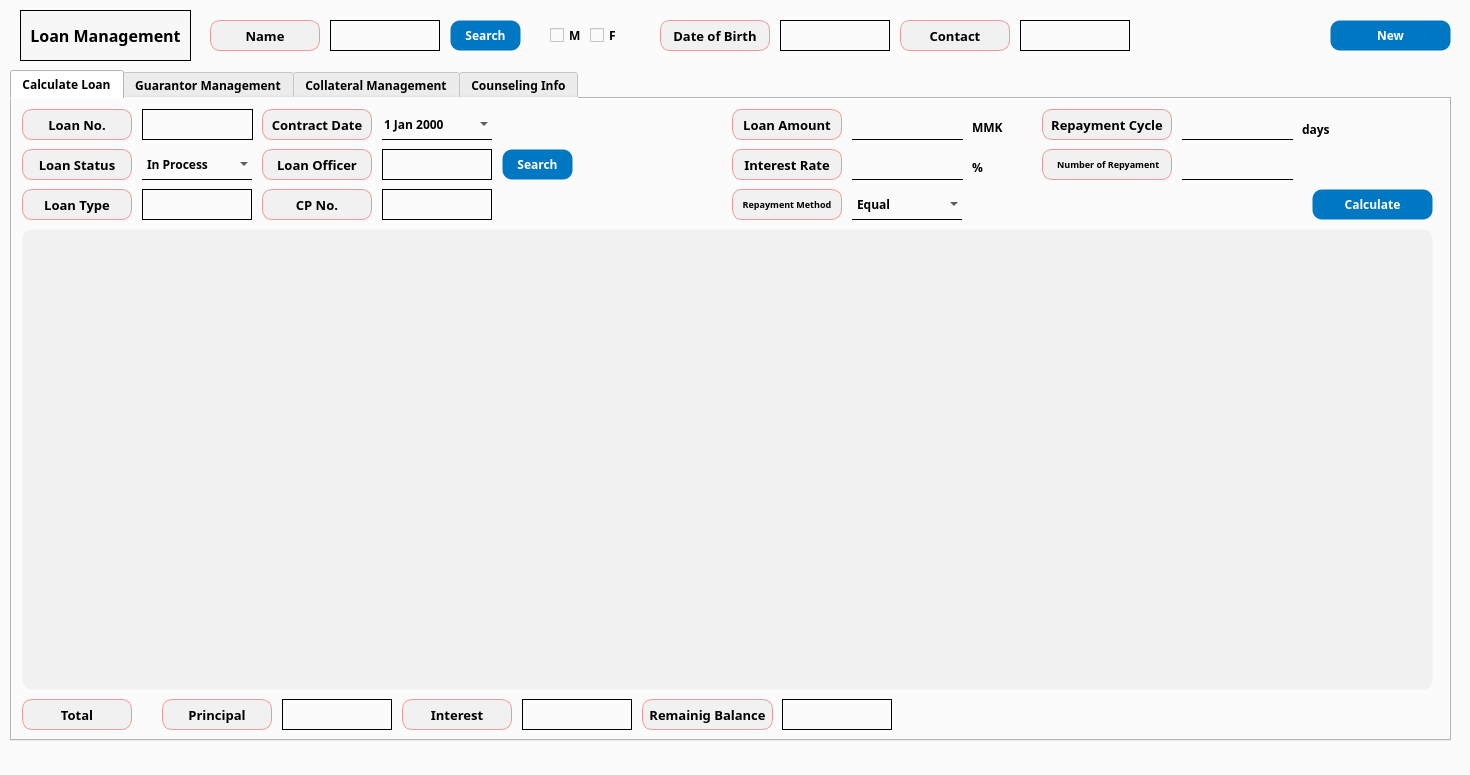
The window that app/src/pages/registration/loan.ui (DY-Microfinance-Customer-Management/dymf-algorithm) describes before a commit, drawn with Qt 5.
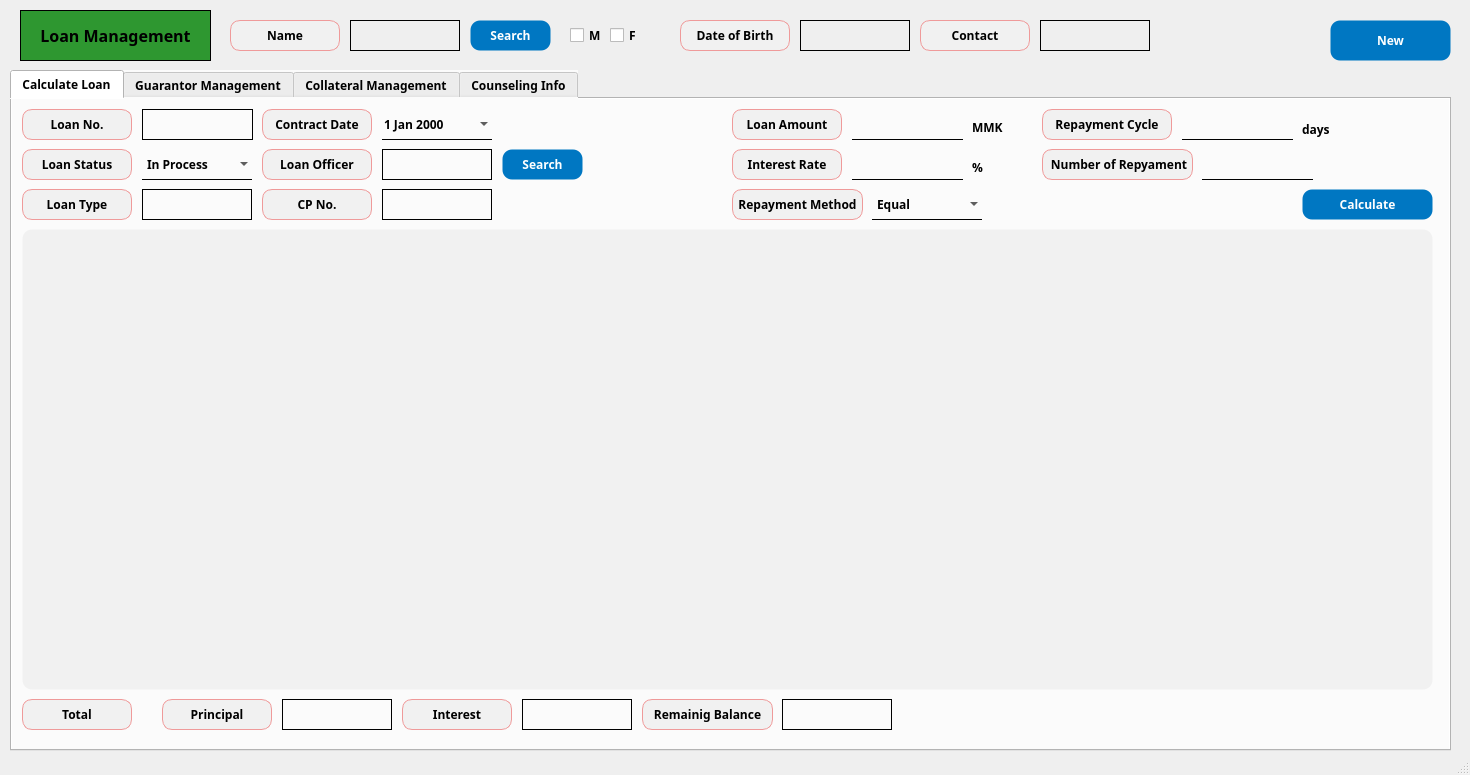
The same window after the commit.

What changed in the file:
```diff
--- a/app/src/pages/registration/loan.ui
+++ b/app/src/pages/registration/loan.ui
@@ -14,13 +14,38 @@
    <string>Loan Management</string>
   </property>
   <property name="styleSheet">
-   <string notr="true">background-color: #fbfbfb;</string>
+   <string notr="true">background-color: #fbfbfb;
+
+QPushButton {
+    background-color: #0077c2;
+    color: white;
+    border: 1px solid transparent;
+    border-radius: 10px;
+    padding: 5px 10px;
+}
+
+QPushButton:hover {
+    border: 1px solid white;
+}
+
+QPushButton:pressed {
+    background-color: #005f9e;
+    padding-top: 6px;
+    padding-bottom: 4px;
+}
+
+QPushButton:disabled {
+    background-color: lightgray;
+    color: gray;
+    border: 1px solid gray;
+}
+</string>
   </property>
   <widget class="QWidget" name="centralwidget">
    <widget class="QLabel" name="label">
     <property name="geometry">
      <rect>
-      <x>210</x>
+      <x>230</x>
       <y>20</y>
       <width>110</width>
       <height>31</height>
@@ -41,7 +66,7 @@
     <property name="font">
      <font>
       <family>Arial Black</family>
-      <pointsize>10</pointsize>
+      <pointsize>9</pointsize>
       <weight>75</weight>
       <bold>true</bold>
      </font>
@@ -66,7 +91,7 @@
      <rect>
       <x>20</x>
       <y>10</y>
-      <width>171</width>
+      <width>191</width>
       <height>51</height>
      </rect>
     </property>
@@ -79,7 +104,7 @@
      </font>
     </property>
     <property name="styleSheet">
-     <string notr="true">background-color:rgb(247, 247, 247)</string>
+     <string notr="true">background-color: #2e9730;</string>
     </property>
     <property name="frameShape">
      <enum>QFrame::Box</enum>
@@ -94,15 +119,16 @@
    <widget class="QPushButton" name="customerSearchButton">
     <property name="geometry">
      <rect>
-      <x>450</x>
+      <x>470</x>
       <y>20</y>
-      <width>71</width>
+      <width>81</width>
       <height>31</height>
      </rect>
     </property>
     <property name="font">
      <font>
       <family>Arial Black</family>
+      <pointsize>9</pointsize>
       <weight>75</weight>
       <bold>true</bold>
      </font>
@@ -140,7 +166,7 @@
    <widget class="QLabel" name="label_7">
     <property name="geometry">
      <rect>
-      <x>660</x>
+      <x>680</x>
       <y>20</y>
       <width>110</width>
       <height>31</height>
@@ -161,7 +187,7 @@
     <property name="font">
      <font>
       <family>Arial Black</family>
-      <pointsize>10</pointsize>
+      <pointsize>9</pointsize>
       <weight>75</weight>
       <bold>true</bold>
      </font>
@@ -184,7 +210,7 @@
    <widget class="QLabel" name="customerDateOfBirth">
     <property name="geometry">
      <rect>
-      <x>780</x>
+      <x>800</x>
       <y>20</y>
       <width>110</width>
       <height>31</height>
@@ -233,7 +259,7 @@
    <widget class="QLabel" name="label_9">
     <property name="geometry">
      <rect>
-      <x>900</x>
+      <x>920</x>
       <y>20</y>
       <width>110</width>
       <height>31</height>
@@ -254,7 +280,7 @@
     <property name="font">
      <font>
       <family>Arial Black</family>
-      <pointsize>10</pointsize>
+      <pointsize>9</pointsize>
       <weight>75</weight>
       <bold>true</bold>
      </font>
@@ -277,7 +303,7 @@
    <widget class="QLabel" name="customerContact">
     <property name="geometry">
      <rect>
-      <x>1020</x>
+      <x>1040</x>
       <y>20</y>
       <width>110</width>
       <height>31</height>
@@ -329,7 +355,7 @@
       <x>10</x>
       <y>70</y>
       <width>1441</width>
-      <height>671</height>
+      <height>681</height>
      </rect>
     </property>
     <property name="font">
@@ -354,7 +380,7 @@
        <rect>
         <x>1030</x>
         <y>50</y>
-        <width>130</width>
+        <width>151</width>
         <height>31</height>
        </rect>
       </property>
@@ -366,14 +392,14 @@
       </property>
       <property name="maximumSize">
        <size>
-        <width>130</width>
+        <width>16777215</width>
         <height>16777215</height>
        </size>
       </property>
       <property name="font">
        <font>
         <family>Arial Black</family>
-        <pointsize>7</pointsize>
+        <pointsize>9</pointsize>
         <weight>75</weight>
         <bold>true</bold>
        </font>
@@ -417,7 +443,7 @@
       <property name="font">
        <font>
         <family>Arial Black</family>
-        <pointsize>10</pointsize>
+        <pointsize>9</pointsize>
         <weight>75</weight>
         <bold>true</bold>
        </font>
@@ -461,7 +487,7 @@
       <property name="font">
        <font>
         <family>Arial Black</family>
-        <pointsize>10</pointsize>
+        <pointsize>9</pointsize>
         <weight>75</weight>
         <bold>true</bold>
        </font>
@@ -568,7 +594,7 @@
       <property name="font">
        <font>
         <family>Arial Black</family>
-        <pointsize>10</pointsize>
+        <pointsize>9</pointsize>
         <weight>75</weight>
         <bold>true</bold>
        </font>
@@ -591,15 +617,16 @@
      <widget class="QPushButton" name="calculateButton">
       <property name="geometry">
        <rect>
-        <x>1300</x>
+        <x>1290</x>
         <y>90</y>
-        <width>121</width>
+        <width>131</width>
         <height>31</height>
        </rect>
       </property>
       <property name="font">
        <font>
         <family>Arial Black</family>
+        <pointsize>9</pointsize>
         <weight>75</weight>
         <bold>true</bold>
        </font>
@@ -658,7 +685,7 @@
       <property name="font">
        <font>
         <family>Arial Black</family>
-        <pointsize>10</pointsize>
+        <pointsize>9</pointsize>
         <weight>75</weight>
         <bold>true</bold>
        </font>
@@ -702,7 +729,7 @@
       <property name="font">
        <font>
         <family>Arial Black</family>
-        <pointsize>10</pointsize>
+        <pointsize>9</pointsize>
         <weight>75</weight>
         <bold>true</bold>
        </font>
@@ -786,7 +813,7 @@
       <property name="font">
        <font>
         <family>Arial Black</family>
-        <pointsize>10</pointsize>
+        <pointsize>9</pointsize>
         <weight>75</weight>
         <bold>true</bold>
        </font>
@@ -830,7 +857,7 @@
       <property name="font">
        <font>
         <family>Arial Black</family>
-        <pointsize>10</pointsize>
+        <pointsize>9</pointsize>
         <weight>75</weight>
         <bold>true</bold>
        </font>
@@ -874,7 +901,7 @@
       <property name="font">
        <font>
         <family>Arial Black</family>
-        <pointsize>10</pointsize>
+        <pointsize>9</pointsize>
         <weight>75</weight>
         <bold>true</bold>
        </font>
@@ -922,7 +949,7 @@
      <widget class="QLineEdit" name="numberOfRepayment">
       <property name="geometry">
        <rect>
-        <x>1170</x>
+        <x>1190</x>
         <y>50</y>
         <width>111</width>
         <height>31</height>
@@ -1137,13 +1164,14 @@
        <rect>
         <x>490</x>
         <y>50</y>
-        <width>71</width>
+        <width>81</width>
         <height>31</height>
        </rect>
       </property>
       <property name="font">
        <font>
         <family>Arial Black</family>
+        <pointsize>9</pointsize>
         <weight>75</weight>
         <bold>true</bold>
        </font>
@@ -1183,7 +1211,7 @@
        <rect>
         <x>720</x>
         <y>90</y>
-        <width>110</width>
+        <width>131</width>
         <height>31</height>
        </rect>
       </property>
@@ -1195,14 +1223,14 @@
       </property>
       <property name="maximumSize">
        <size>
-        <width>110</width>
+        <width>16777215</width>
         <height>16777215</height>
        </size>
       </property>
       <property name="font">
        <font>
         <family>Arial Black</family>
-        <pointsize>7</pointsize>
+        <pointsize>9</pointsize>
         <weight>75</weight>
         <bold>true</bold>
        </font>
@@ -1225,7 +1253,7 @@
      <widget class="QComboBox" name="repaymentMethod">
       <property name="geometry">
        <rect>
-        <x>840</x>
+        <x>860</x>
         <y>90</y>
         <width>110</width>
         <height>31</height>
@@ -1358,7 +1386,7 @@
       <property name="font">
        <font>
         <family>Arial Black</family>
-        <pointsize>10</pointsize>
+        <pointsize>9</pointsize>
         <weight>75</weight>
         <bold>true</bold>
        </font>
@@ -1402,7 +1430,7 @@
       <property name="font">
        <font>
         <family>Arial Black</family>
-        <pointsize>10</pointsize>
+        <pointsize>9</pointsize>
         <weight>75</weight>
         <bold>true</bold>
        </font>
@@ -1446,7 +1474,7 @@
       <property name="font">
        <font>
         <family>Arial Black</family>
-        <pointsize>10</pointsize>
+        <pointsize>9</pointsize>
         <weight>75</weight>
         <bold>true</bold>
        </font>
@@ -1490,7 +1518,7 @@
       <property name="font">
        <font>
         <family>Arial Black</family>
-        <pointsize>10</pointsize>
+        <pointsize>9</pointsize>
         <weight>75</weight>
         <bold>true</bold>
        </font>
@@ -1730,7 +1758,7 @@
       <property name="font">
        <font>
         <family>Arial Black</family>
-        <pointsize>10</pointsize>
+        <pointsize>9</pointsize>
         <weight>75</weight>
         <bold>true</bold>
        </font>
@@ -6077,7 +6105,7 @@
    <widget class="QCheckBox" name="checkBoxMale">
     <property name="geometry">
      <rect>
-      <x>550</x>
+      <x>570</x>
       <y>20</y>
       <width>41</width>
       <height>31</height>
@@ -6097,7 +6125,7 @@
    <widget class="QCheckBox" name="checkBoxFemale">
     <property name="geometry">
      <rect>
-      <x>590</x>
+      <x>610</x>
       <y>20</y>
       <width>41</width>
       <height>31</height>
@@ -6117,7 +6145,7 @@
    <widget class="QLabel" name="customerName">
     <property name="geometry">
      <rect>
-      <x>330</x>
+      <x>350</x>
       <y>20</y>
       <width>110</width>
       <height>31</height>
@@ -6169,12 +6197,13 @@
       <x>1330</x>
       <y>20</y>
       <width>121</width>
-      <height>31</height>
+      <height>41</height>
      </rect>
     </property>
     <property name="font">
      <font>
       <family>Arial Black</family>
+      <pointsize>9</pointsize>
       <weight>75</weight>
       <bold>true</bold>
      </font>
```
Left out of the diff: 126 changed lines with no effect on the pictures.
